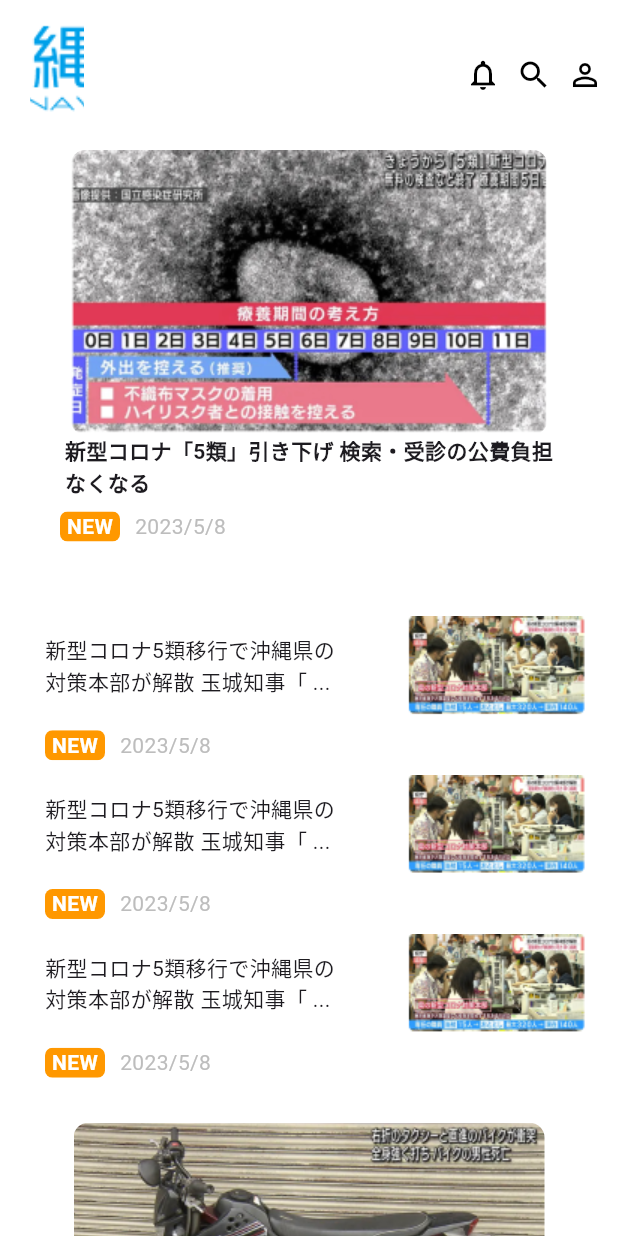
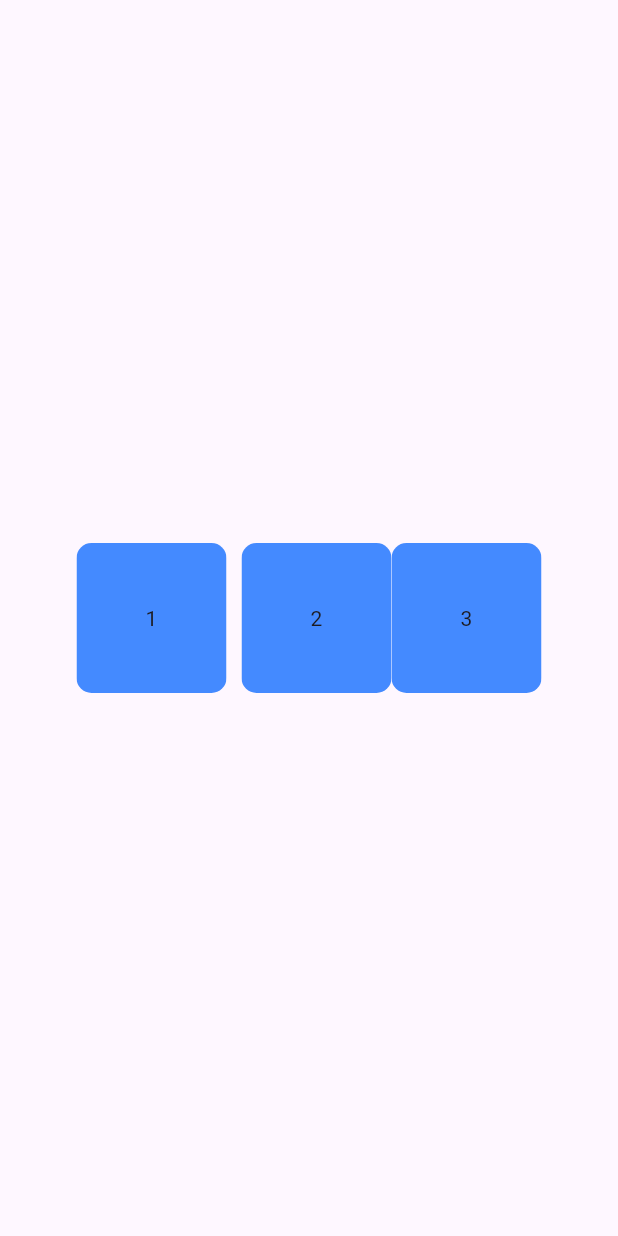
Before and after one commit to sayedsinan/jitak_machine_test, a Flutter app: the screen it shows after launch, on a phone screen of 412 x 824 dp. Run offline on Flutter 3.47's test engine with Material 3 defaults, Android fonts, the light colour scheme and no system bars; our stand-ins replace get, google_fonts.

Commit message:
added getx for navigation

```diff
--- a/lib/main.dart
+++ b/lib/main.dart
@@ -3,6 +3,7 @@ import 'package:get/get.dart';
 import 'package:machinetest/pages/firstPage.dart';
 import 'package:machinetest/pages/secondPage.dart';
 import 'package:machinetest/pages/thirdPage.dart';
+import 'package:machinetest/widgets/Intro_screen.dart';
 
 void main() {
   runApp(const MyApp());
@@ -14,7 +15,7 @@ class MyApp extends StatelessWidget {
   @override
   Widget build(BuildContext context) {
     return const  GetMaterialApp(
-      home: FirstPage(),
+      home: Into(),
       debugShowCheckedModeBanner: false,
     );
   }
--- a/lib/pages/firstPage.dart
+++ b/lib/pages/firstPage.dart
@@ -17,9 +17,9 @@ class FirstPage extends StatelessWidget {
           padding: const EdgeInsets.only(left: 20),
           child: Image.asset(
             "assets/logo.png",
-            fit: BoxFit.fitHeight,
+            fit: BoxFit.cover,
             height: 50,
-            width: 200,
+            width: 300,
           ),
         ),
         actions: const [
--- /dev/null
+++ b/lib/widgets/Intro_screen.dart
@@ -0,0 +1,65 @@
+import 'package:flutter/material.dart';
+import 'package:get/get.dart';
+import 'package:machinetest/pages/firstPage.dart';
+import 'package:machinetest/pages/secondPage.dart';
+import 'package:machinetest/pages/thirdPage.dart';
+
+class Into extends StatelessWidget {
+  const Into({super.key});
+
+  @override
+  Widget build(BuildContext context) {
+    return Scaffold(
+      body: Column(
+        mainAxisAlignment: MainAxisAlignment.center,
+        crossAxisAlignment: CrossAxisAlignment.center,
+        children: [
+          Row(
+            mainAxisAlignment: MainAxisAlignment.center,
+            children: [
+              ClipRRect(
+                borderRadius: BorderRadius.circular(10),
+                child: GestureDetector(
+                  onTap: ()=>Get.to(ThirdPage()),
+                  child: Container(
+                    alignment: Alignment.center,
+                    height: 100,
+                    width: 100,
+                    color: Colors.blueAccent,
+                    child: Text("1"),
+                  ),
+                ),
+              ),
+          const    SizedBox(width: 10,),
+              ClipRRect(
+                borderRadius: BorderRadius.circular(10),
+                child: GestureDetector(onTap: ()=>Get.to(SecondPage()),
+                  child: Container(
+                    alignment: Alignment.center,
+                    height: 100,
+                    width: 100,
+                    color: Colors.blueAccent,
+                    child: Text("2"),
+                  ),
+                ),
+              ),
+               ClipRRect(
+                borderRadius: BorderRadius.circular(10),
+                child: GestureDetector(
+                  onTap: ()=>Get.to(FirstPage()),
+                  child: Container(
+                    alignment: Alignment.center,
+                    height: 100,
+                    width: 100,
+                    color: Colors.blueAccent,
+                    child: Text("3"),
+                  ),
+                ),
+              ),
+            ],
+          )
+        ],
+      ),
+    );
+  }
+}
```
